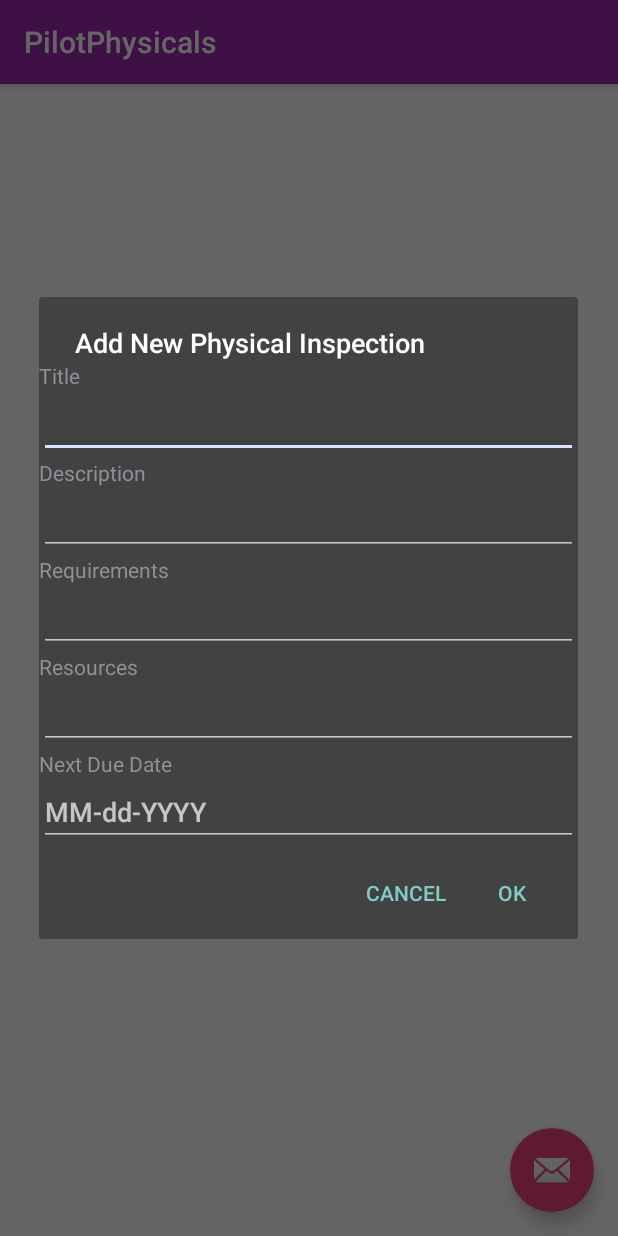
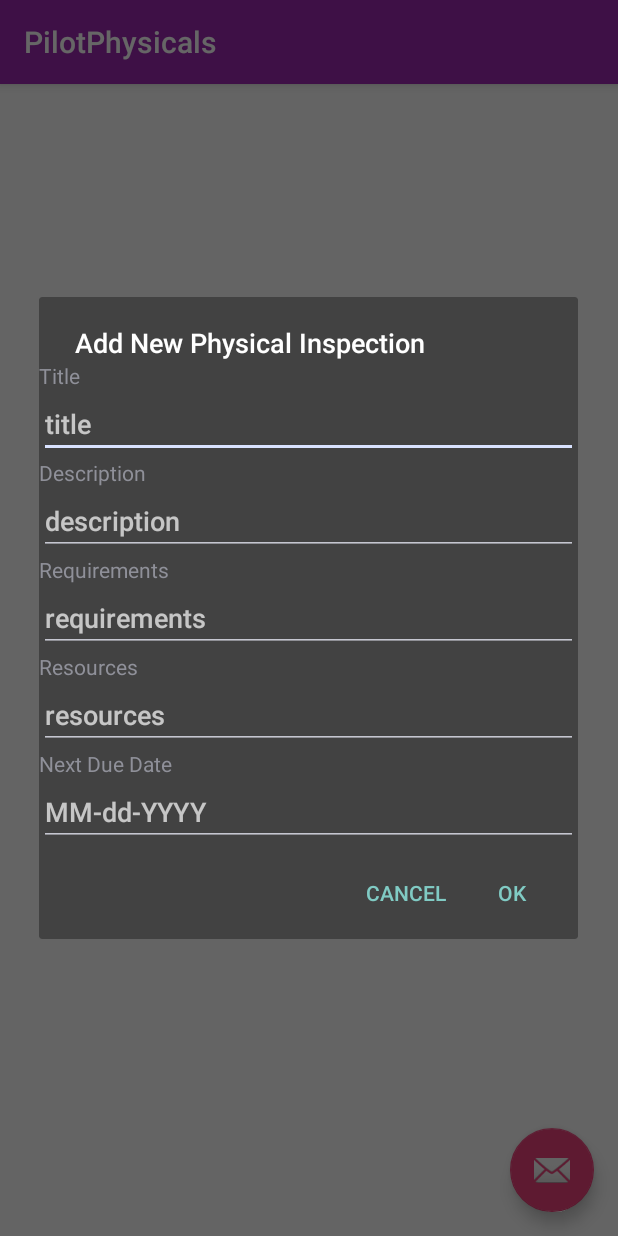
Before and after one commit to leedsjb/aviation-preflight-manager, an Android app: the PilotPhysicalListActivity screen opened directly, with no data from a screen before it, after a tap on an icon or button, on a phone screen of 412 x 824 dp. Run offline under Robolectric (Android 15) with nearby library versions, the phone set to English and light mode, and no system bars; our stand-ins replace Firebase (no records; nobody signed in at launch, a user with empty details on screens opened directly).

Commit message:
adds titling and hints to input dialog on pilot physicals screen

```diff
--- a/android/app/src/main/java/edu/uw/leeds/peregrine/PilotPhysicalListActivity.java
+++ b/android/app/src/main/java/edu/uw/leeds/peregrine/PilotPhysicalListActivity.java
@@ -71,6 +71,7 @@ public class PilotPhysicalListActivity extends AppCompatActivity {
 
                 final EditText inputTitle = new EditText(getApplicationContext());
                 inputTitle.setInputType(InputType.TYPE_CLASS_TEXT);
+                inputTitle.setHint("title");
                 layout.addView(inputTitle);
 
                 final TextView textDescription = new TextView(getApplicationContext());
@@ -79,6 +80,7 @@ public class PilotPhysicalListActivity extends AppCompatActivity {
 
                 final EditText inputDescription = new EditText(getApplicationContext());
                 inputDescription.setInputType(InputType.TYPE_CLASS_TEXT);
+                inputDescription.setHint("description");
                 layout.addView(inputDescription);
 
                 final TextView textRequirements = new TextView(getApplicationContext());
@@ -87,6 +89,7 @@ public class PilotPhysicalListActivity extends AppCompatActivity {
 
                 final EditText inputRequirements = new EditText(getApplicationContext());
                 inputRequirements.setInputType(InputType.TYPE_CLASS_TEXT);
+                inputRequirements.setHint("requirements");
                 layout.addView(inputRequirements);
 
                 final TextView textResources = new TextView(getApplicationContext());
@@ -95,6 +98,7 @@ public class PilotPhysicalListActivity extends AppCompatActivity {
 
                 final EditText inputResources = new EditText(getApplicationContext());
                 inputResources.setInputType(InputType.TYPE_CLASS_TEXT);
+                inputResources.setHint("resources");
                 layout.addView(inputResources);
 
                 final TextView textNextDue = new TextView(getApplicationContext());
```
